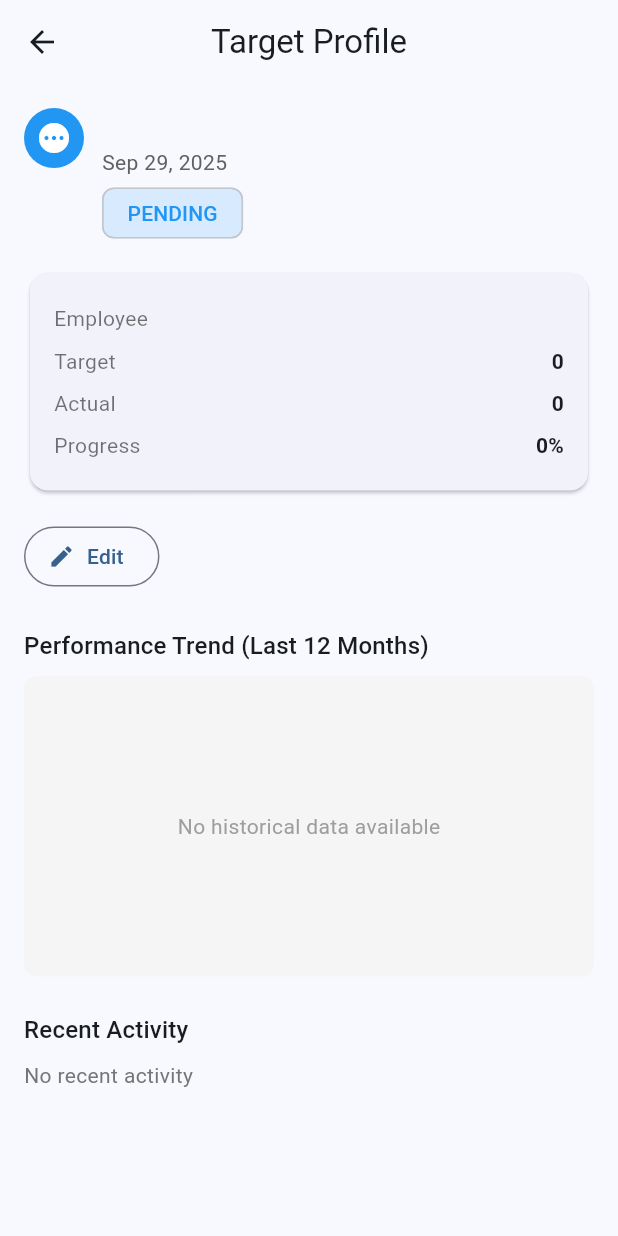
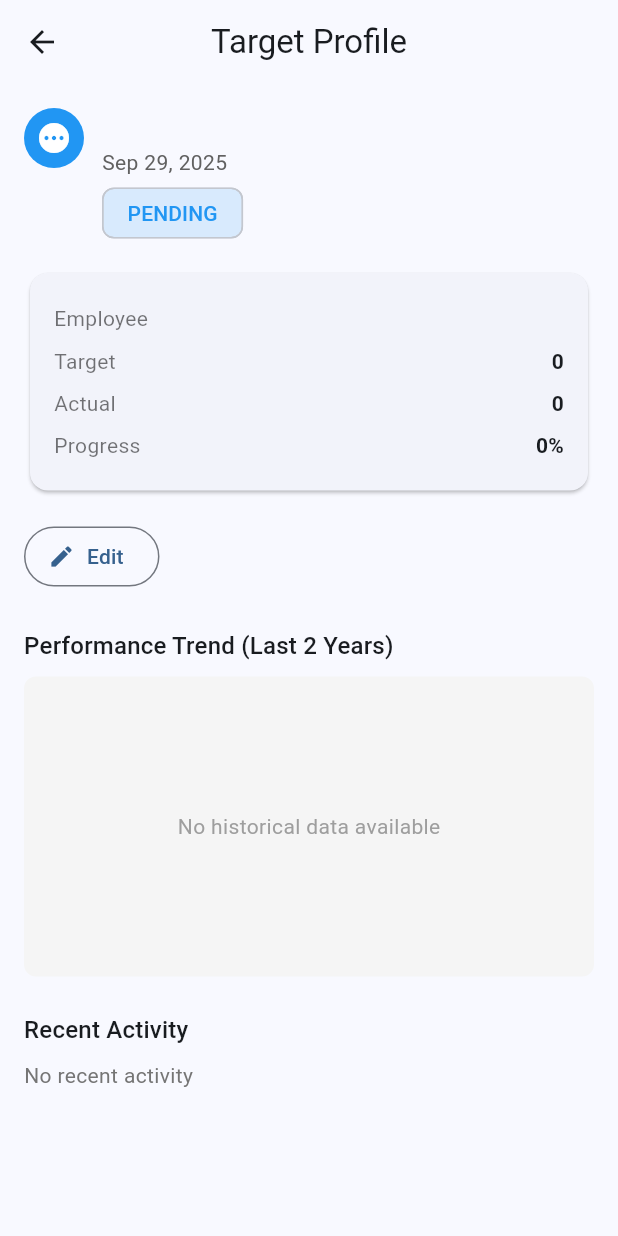
Before and after one commit to Kallikrist/Bonuses, a Flutter app: the TargetProfileScreen screen opened directly with empty values, on a phone screen of 412 x 824 dp. Run offline on Flutter 3.47's test engine with Material 3 defaults, Android fonts, the light colour scheme and no system bars; our stand-ins replace fl_chart, shared_preferences; accounts and stored records are empty.

Commit message:
feat: Improve target chart to show individual targets over last 2 years with specific dates

```diff
--- a/lib/screens/target_profile_screen.dart
+++ b/lib/screens/target_profile_screen.dart
@@ -161,7 +161,7 @@ class _TargetProfileScreenState extends State<TargetProfileScreen> {
 
                 // Performance Chart
                 Text(
-                  'Performance Trend (Last 12 Months)',
+                  'Performance Trend (Last 2 Years)',
                   style: Theme.of(context).textTheme.titleMedium,
                 ),
                 const SizedBox(height: 8),
@@ -564,13 +564,21 @@ class _TargetProfileScreenState extends State<TargetProfileScreen> {
   }
 
   Widget _buildPerformanceChart(AppProvider app) {
-    final historyData = app.getTargetHistory(
-      employeeId: _currentTarget.assignedEmployeeId,
-      workplaceId: _currentTarget.assignedWorkplaceId,
-      monthsBack: 12,
-    );
+    // Get individual targets instead of monthly aggregations
+    final now = DateTime.now();
+    final startDate = DateTime(now.year - 2, now.month, 1);
 
-    if (historyData.isEmpty) {
+    final filteredTargets = app.salesTargets.where((target) {
+      if (target.date.isBefore(startDate)) return false;
+      if (_currentTarget.assignedEmployeeId != null && target.assignedEmployeeId != _currentTarget.assignedEmployeeId) return false;
+      if (_currentTarget.assignedWorkplaceId != null && target.assignedWorkplaceId != _currentTarget.assignedWorkplaceId) return false;
+      return true;
+    }).toList();
+
+    // Sort by date
+    filteredTargets.sort((a, b) => a.date.compareTo(b.date));
+
+    if (filteredTargets.isEmpty) {
       return Container(
         height: 200,
         decoration: BoxDecoration(
@@ -586,25 +594,21 @@ class _TargetProfileScreenState extends State<TargetProfileScreen> {
       );
     }
 
-    // Prepare chart data
+    // Prepare chart data - show individual targets
     final spots = <FlSpot>[];
     final targetSpots = <FlSpot>[];
     final labels = <String>[];
 
-    for (int i = 0; i < historyData.length; i++) {
-      final data = historyData[i];
-      final month = data['month'] as String;
-      final actual = data['actualTotal'] as double;
-      final target = data['targetTotal'] as double;
+    for (int i = 0; i < filteredTargets.length; i++) {
+      final target = filteredTargets[i];
 
-      spots.add(FlSpot(i.toDouble(), actual));
-      targetSpots.add(FlSpot(i.toDouble(), target));
+      spots.add(FlSpot(i.toDouble(), target.actualAmount));
+      targetSpots.add(FlSpot(i.toDouble(), target.targetAmount));
 
-      // Format month label (e.g., "Jan", "Feb")
-      final monthParts = month.split('-');
-      final monthNum = int.parse(monthParts[1]);
-      final monthName = DateFormat('MMM').format(DateTime(2024, monthNum));
-      labels.add(monthName);
+      // Format date label (e.g., "Sep 26", "Sep 25")
+      final monthName = DateFormat('MMM').format(target.date);
+      final dayName = target.date.day.toString();
+      labels.add('$monthName $dayName');
     }
 
     return Container(
```
